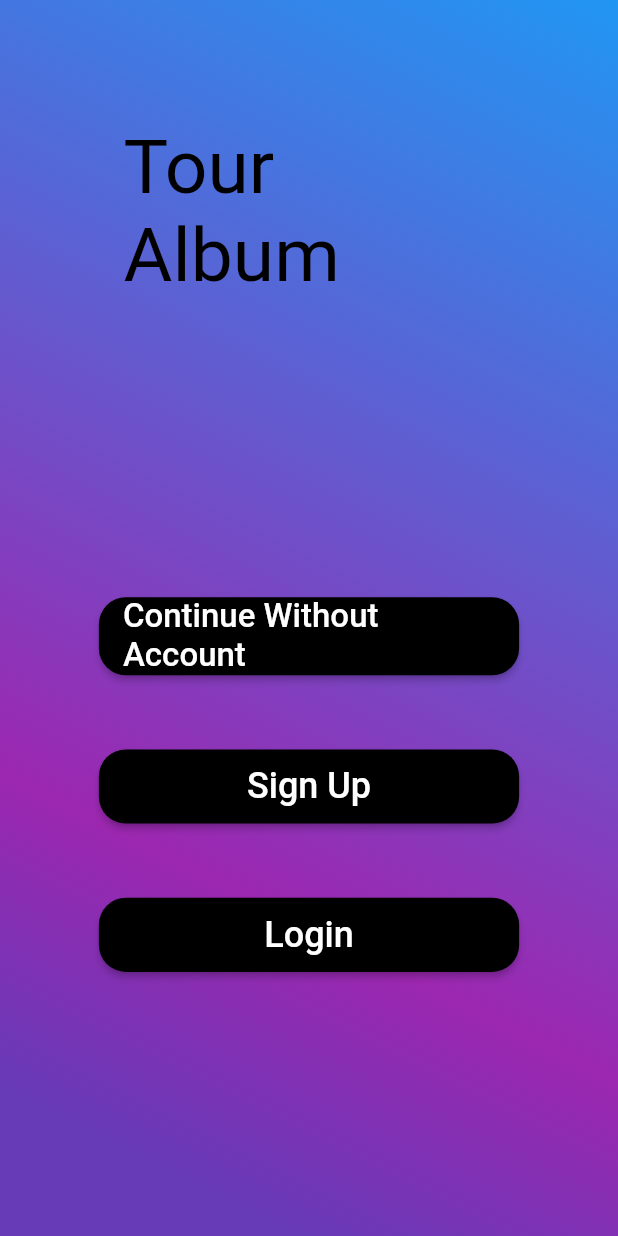
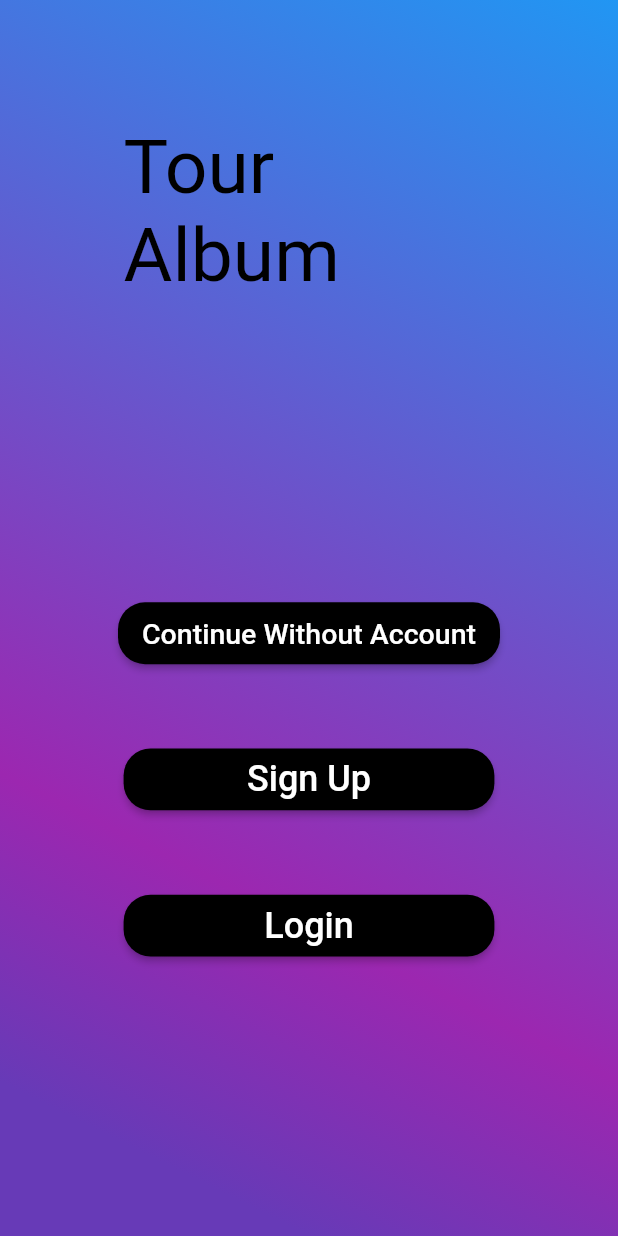
Before and after one commit to FabioSparta/Flutter-TourAlbum, a Flutter app: the screen it shows after launch, on a phone screen of 412 x 824 dp. Run offline on Flutter 3.47's test engine with Material 2 defaults, Android fonts, the phone set to English and light mode, and no system bars; our stand-ins replace firebase_auth, firebase_core, firebase_database, flutter_map, fluttertoast, gallery_saver and 4 more; accounts and stored records are empty.

Commit message:
fixed pixels overflow and minor changes

```diff
--- a/tour_album/lib/first_screen.dart
+++ b/tour_album/lib/first_screen.dart
@@ -17,7 +17,7 @@ class FirstPageContent extends State<FirstPage> {
             stops: [0.1, 0.3, 1],
             colors: [Colors.deepPurple, Colors.purple, Colors.blue]),
       ),
-      child: new Column(
+      child: new ListView(
         children: <Widget>[build_title(), build_buttons(context)],
       ),
     ));
@@ -41,73 +41,59 @@ class FirstPageContent extends State<FirstPage> {
     return new Container(
       padding: EdgeInsets.all(MediaQuery.of(context).size.height * 0.08),
       child: Column(children: <Widget>[
-        Padding(
-            padding:
-                EdgeInsets.only(top: MediaQuery.of(context).size.height * 0.06),
-            child: ButtonTheme(
-                minWidth: MediaQuery.of(context).size.width * 0.8,
-                height: MediaQuery.of(context).size.height * 0.06,
-                shape: RoundedRectangleBorder(
-                  borderRadius: BorderRadius.circular(18.0),
-                  //side: BorderSide(color: Colors.blue)
-                ),
-                child: RaisedButton(
-                  child: new Text(
+        createButton(
+            new Text(
               "Continue Without Account",
+              textAlign: TextAlign.center,
               style: TextStyle(
-                      fontSize: 22,
+                fontSize: 19,
                 color: Colors.white,
               ),
             ),
-                  color: Colors.black,
-                  onPressed: Continue,
-                ))),
-        Padding(
-            padding:
-                EdgeInsets.only(top: MediaQuery.of(context).size.height * 0.06),
-            child: ButtonTheme(
-              minWidth: MediaQuery.of(context).size.width * 0.8,
-              height: MediaQuery.of(context).size.height * 0.06,
-              shape: RoundedRectangleBorder(
-                borderRadius: BorderRadius.circular(18.0),
-                //side: BorderSide(color: Colors.blue)
-              ),
-              child: RaisedButton(
-                child: new Text(
+            context,
+            Continue),
+        createButton(
+            new Text(
               "Sign Up",
               style: TextStyle(
                 fontSize: 24,
                 color: Colors.white,
               ),
             ),
-                color: Colors.black,
-                onPressed: SignUp,
-              ),
-            )),
-        Padding(
-            padding:
-                EdgeInsets.only(top: MediaQuery.of(context).size.height * 0.06),
-            child: ButtonTheme(
-              minWidth: MediaQuery.of(context).size.width * 0.8,
-              height: MediaQuery.of(context).size.height * 0.06,
-              shape: RoundedRectangleBorder(
-                borderRadius: BorderRadius.circular(18.0),
-                //side: BorderSide(color: Colors.blue)
-              ),
-              child: RaisedButton(
-                child: new Text(
+            context,
+            SignUp),
+        createButton(
+            new Text(
               "Login",
               style: TextStyle(
                 fontSize: 24,
                 color: Colors.white,
               ),
             ),
-                color: Colors.black,
-                onPressed: Login,
-              ),
-            )),
+            context,
+            Login),
       ]),
     );
+  }
+
+  Padding createButton(
+      Widget text, BuildContext context, void Function() onPressed) {
+    //to create the buttons for the main screen
+    return Padding(
+        padding:
+            EdgeInsets.only(top: MediaQuery.of(context).size.height * 0.06),
+        child: ButtonTheme(
+            minWidth: MediaQuery.of(context).size.width * 0.6,
+            height: MediaQuery.of(context).size.height * 0.05,
+            shape: RoundedRectangleBorder(
+              borderRadius: BorderRadius.circular(18.0),
+              //side: BorderSide(color: Colors.blue)
+            ),
+            child: RaisedButton(
+              child: text,
+              color: Colors.black,
+              onPressed: onPressed,
+            )));
   }
 
   void Continue() {
@@ -118,13 +104,11 @@ class FirstPageContent extends State<FirstPage> {
   void SignUp() {
     //Navigator.push(context, MaterialPageRoute(builder: (context) => LoginPage());
 
-    Navigator.of(context)
-        .pushReplacementNamed("/login", arguments: FormType.register);
+    Navigator.of(context).pushNamed("/login", arguments: FormType.register);
   }
 
   void Login() {
-    Navigator.of(context)
-        .pushReplacementNamed("/login", arguments: FormType.login);
+    Navigator.of(context).pushNamed("/login", arguments: FormType.login);
   }
 }
 
--- a/tour_album/lib/login.dart
+++ b/tour_album/lib/login.dart
@@ -104,7 +104,7 @@ class _LoginPageState extends State<LoginPage> {
               colors: [Colors.deepPurple, Colors.purple, Colors.blue]),
         ),
         padding: EdgeInsets.all(16.0),
-        child: new Column(
+        child: new ListView(
           children: <Widget>[
             _buildTextFields(),
             _buildButtons(),
```
Lines whose indentation alone changed are shown as unchanged.
